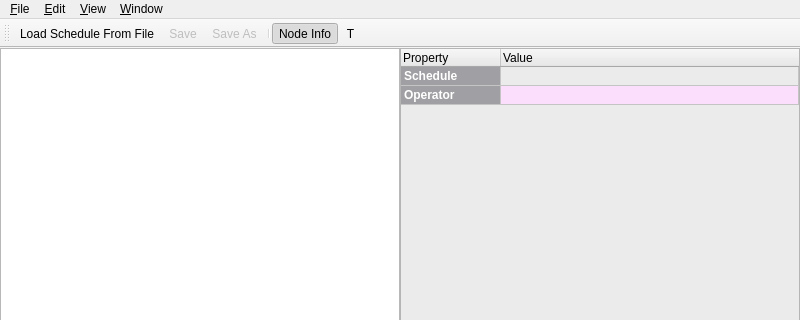
Qt form b_asic/scheduler_gui/main_window.ui (b-asic-eda/b-asic) before a commit; both pictures show x 0 to 800 and y 0 to 320 of the 800 by 600 pixel window.
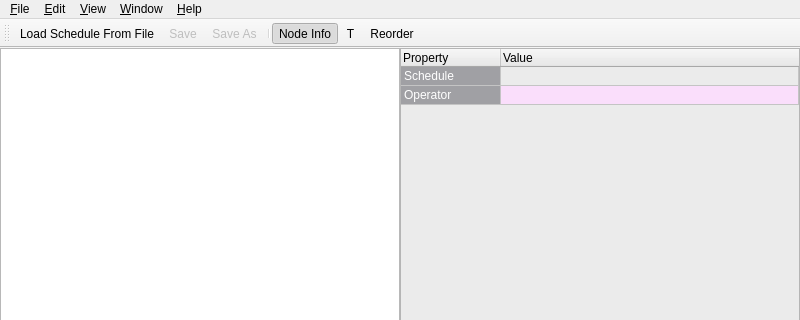
The same form after that commit. Icons and pictures are not drawn.

Commit message: Enable reordering of schedule based on start time in GUI

What changed in the file:
```diff
--- a/b_asic/scheduler_gui/main_window.ui
+++ b/b_asic/scheduler_gui/main_window.ui
@@ -108,6 +108,12 @@
         <property name="text">
          <string>Property</string>
         </property>
+        <property name="font">
+         <font>
+          <weight>50</weight>
+          <bold>false</bold>
+         </font>
+        </property>
         <property name="textAlignment">
          <set>AlignLeading|AlignVCenter</set>
         </property>
@@ -126,7 +132,9 @@
         </property>
         <property name="font">
          <font>
-          <bold>true</bold>
+          <weight>50</weight>
+          <bold>false</bold>
+          <kerning>true</kerning>
          </font>
         </property>
         <property name="background">
@@ -157,7 +165,8 @@
         </property>
         <property name="font">
          <font>
-          <bold>true</bold>
+          <weight>50</weight>
+          <bold>false</bold>
          </font>
         </property>
         <property name="background">
@@ -224,10 +233,19 @@
     </property>
     <addaction name="menu_exit_dialog"/>
    </widget>
+   <widget class="QMenu" name="menuHelp">
+    <property name="title">
+     <string>&amp;Help</string>
+    </property>
+    <addaction name="actionDocumentation"/>
+    <addaction name="separator"/>
+    <addaction name="actionAbout"/>
+   </widget>
    <addaction name="menuFile"/>
    <addaction name="menu_Edit"/>
    <addaction name="menuView"/>
    <addaction name="menuWindow"/>
+   <addaction name="menuHelp"/>
   </widget>
   <widget class="QStatusBar" name="statusbar"/>
   <widget class="QToolBar" name="toolBar">
@@ -246,6 +264,7 @@
    <addaction name="separator"/>
    <addaction name="menu_node_info"/>
    <addaction name="actionT"/>
+   <addaction name="actionReorder"/>
   </widget>
   <action name="menu_load_from_file">
    <property name="icon">
@@ -364,6 +383,24 @@
     <string>&amp;Close Schedule</string>
    </property>
   </action>
+  <action name="actionAbout">
+   <property name="text">
+    <string>About</string>
+   </property>
+  </action>
+  <action name="actionDocumentation">
+   <property name="text">
+    <string>Documentation</string>
+   </property>
+  </action>
+  <action name="actionReorder">
+   <property name="text">
+    <string>Reorder</string>
+   </property>
+   <property name="toolTip">
+    <string>Reorder schedule based on start time</string>
+   </property>
+  </action>
  </widget>
  <connections/>
 </ui>
```
Left out of the diff: 5 changed lines with no effect on the pictures. The commit also changes 7 other files.
